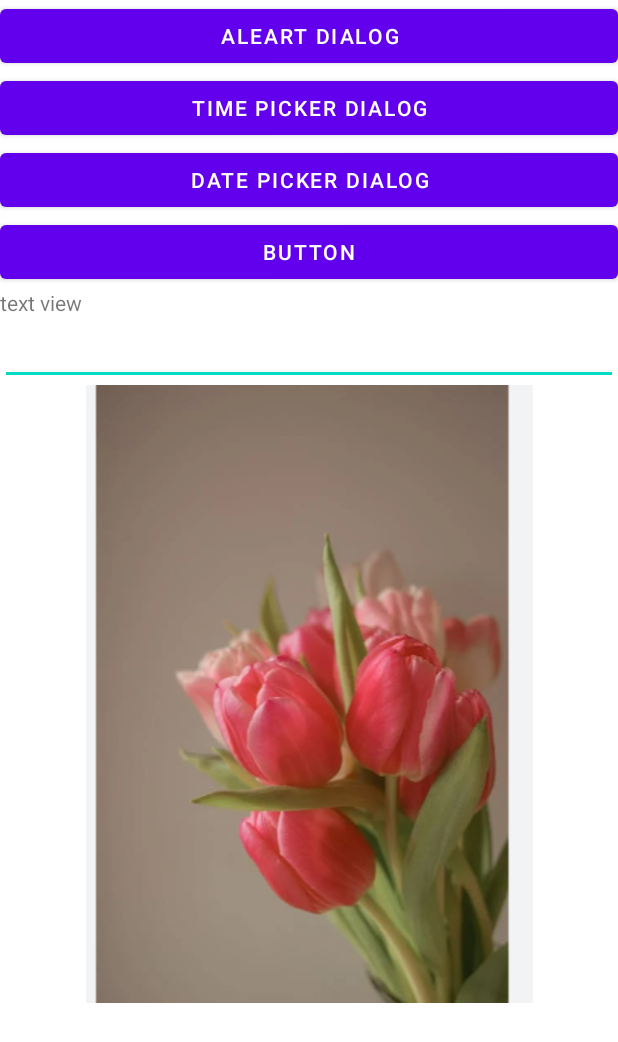
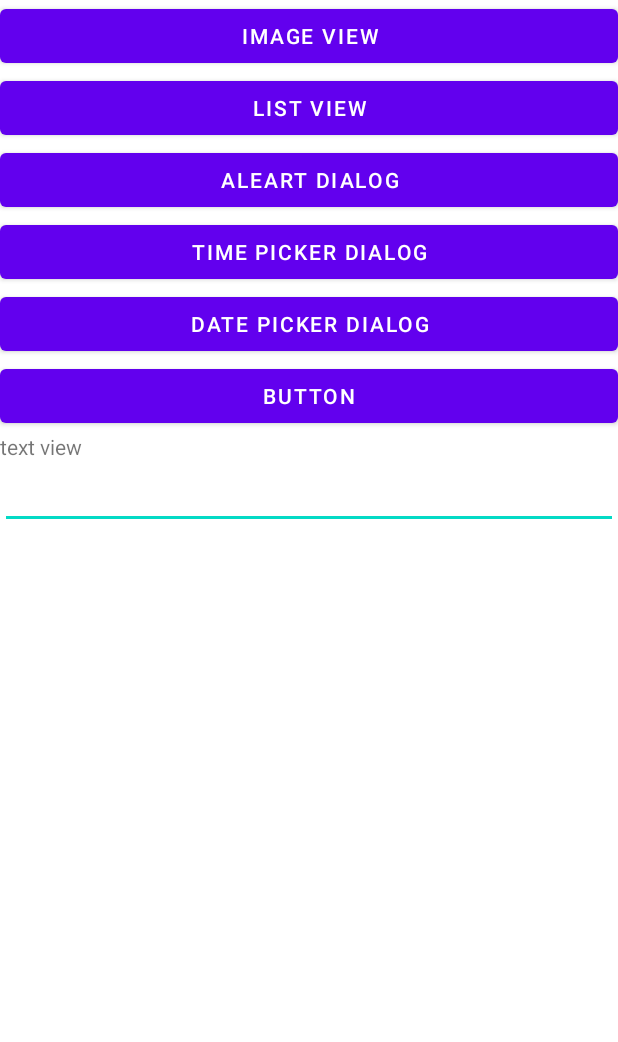
Before and after one commit to duongthuhuyen/UI, an Android app: the layout activity_main.xml on its own in the app's theme, with its tools: preview values and no code run, on a phone screen of 412 x 824 dp. Shown: the top 1042 px of the screen. Run offline under Robolectric (Android 15) with nearby library versions, the phone set to English and light mode, and no system bars.

Commit message:
画面遷移

```diff
--- a/app/src/main/res/layout/activity_main.xml
+++ b/app/src/main/res/layout/activity_main.xml
@@ -5,6 +5,18 @@
     android:layout_width="match_parent"
     android:layout_height="match_parent"
     android:orientation="vertical">
+
+    <Button
+        android:id="@+id/button5"
+        android:layout_width="match_parent"
+        android:layout_height="wrap_content"
+        android:text="Image view" />
+
+    <Button
+        android:id="@+id/button6"
+        android:layout_width="match_parent"
+        android:layout_height="wrap_content"
+        android:text="List view" />
 
     <Button
         android:id="@+id/button2"
@@ -40,13 +52,13 @@
         android:id="@+id/edittext"
         android:layout_width="match_parent"
         android:layout_height="wrap_content" />
-    <ImageView
-        android:id="@+id/imageview"
-        android:src="@drawable/hoas"
-        android:layout_width="match_parent"
-        android:layout_height="wrap_content"/>
-    <ListView
-        android:id="@+id/listview"
-        android:layout_width="match_parent"
-        android:layout_height="wrap_content"/>
+    <!--    <ImageView-->
+    <!--        android:id="@+id/imageview"-->
+    <!--        android:src="@drawable/hoas"-->
+    <!--        android:layout_width="match_parent"-->
+    <!--        android:layout_height="wrap_content"/>-->
+    <!--    <ListView-->
+    <!--        android:id="@+id/listview"-->
+    <!--        android:layout_width="match_parent"-->
+    <!--        android:layout_height="wrap_content"/>-->
 </LinearLayout>
```
Also changed, not shown: app/src/main/AndroidManifest.xml (+8 -0 lines), app/src/main/java/jp/techacademy/huyen/duong/ui/MainActivity.kt (+16 -18 lines), app/src/main/java/jp/techacademy/huyen/duong/ui/SecondActivity.kt (added, +15 -0 lines), app/src/main/java/jp/techacademy/huyen/duong/ui/ThreeActivity.kt (added, +37 -0 lines), app/src/main/res/layout/activity_second.xml (added, +14 -0 lines), app/src/main/res/layout/activity_three.xml (added, +17 -0 lines).
